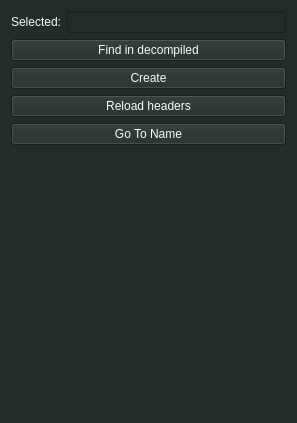
Above: widgets/quick_menu.ui from Asi81/PyIDA before the change. Below: the same form after it.
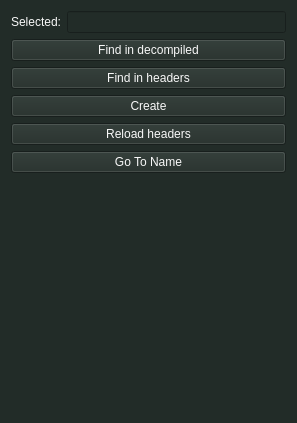
That is the form after the change.

Commit message: Find in headers feature added. Find in decompiled redraw problem fixed

```diff
--- a/widgets/quick_menu.ui
+++ b/widgets/quick_menu.ui
@@ -46,6 +46,13 @@
      </property>
     </widget>
    </item>
+   <item>
+    <widget class="QPushButton" name="find_in_headers_btn">
+     <property name="text">
+      <string>Find in headers</string>
+     </property>
+    </widget>
+   </item>
    <item>
     <widget class="QPushButton" name="create_btn">
      <property name="contextMenuPolicy">
```
The commit also changes 10 other files.
